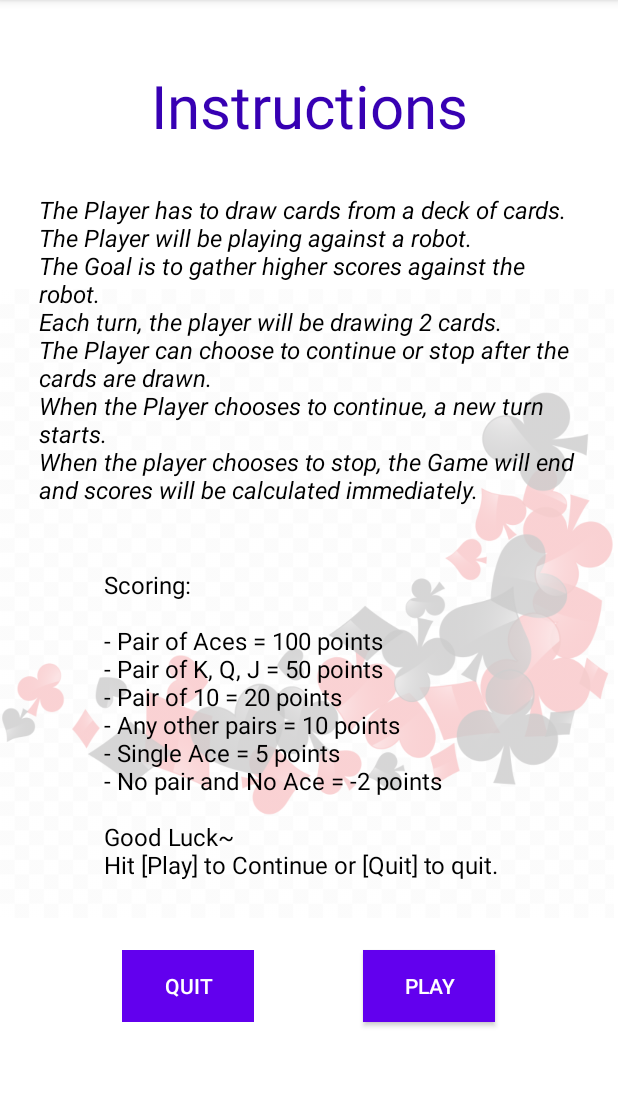
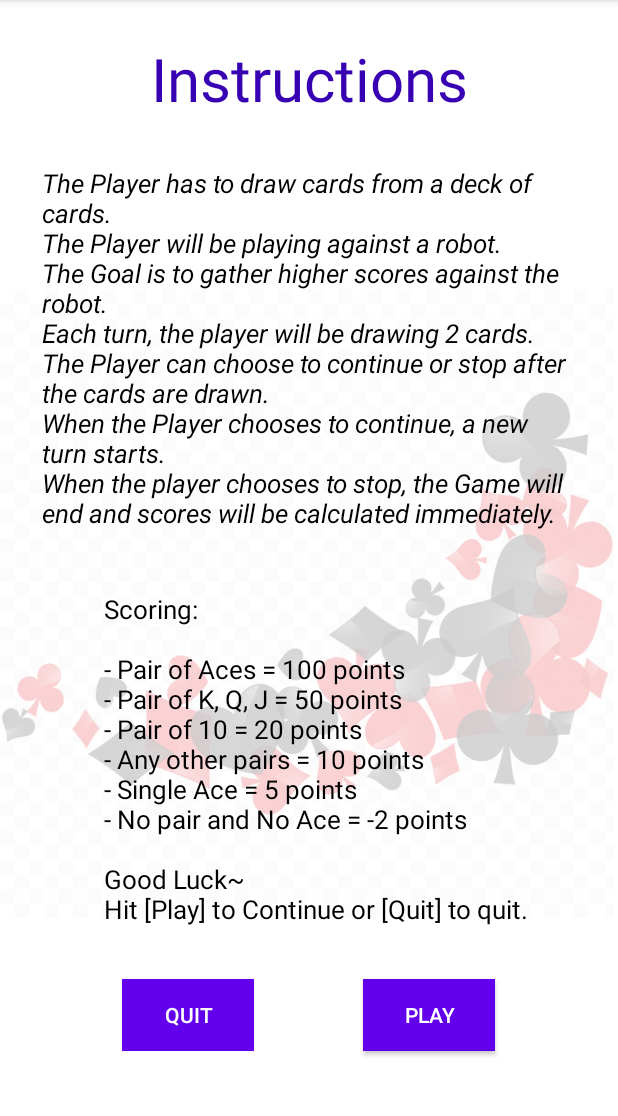
Before and after one commit to johnfung95/CardGame, an Android app: the screen it shows after launch (MainActivity), on a phone screen of 412 x 824 dp, the part 84-1200 px from its top. Run offline under Robolectric (Android 15) with nearby library versions, the phone set to English and light mode, and no system bars; libraries missing offline, so code that uses them is left out: nl.dionsegijn.konfetti.

```diff
--- a/app/src/main/res/layout/instructions.xml
+++ b/app/src/main/res/layout/instructions.xml
@@ -41,7 +41,7 @@
         android:paddingLeft="20dp"
         android:text="@string/instruction_scoring"
         android:textColor="@color/black"
-        android:textSize="16dp"
+        android:textSize="17dp"
         app:layout_constraintBottom_toBottomOf="parent"
         app:layout_constraintEnd_toEndOf="parent"
         app:layout_constraintHorizontal_bias="0.494"
@@ -51,22 +51,22 @@
 
     <TextView
         android:id="@+id/instruction_content"
-        android:layout_width="377dp"
-        android:layout_height="233dp"
+        android:layout_width="373dp"
+        android:layout_height="282dp"
         android:layout_marginTop="32dp"
         android:fontFamily="sans-serif"
         android:gravity="center_vertical"
         android:padding="10dp"
         android:text="@string/instruction_body"
         android:textColor="@color/black"
-        android:textSize="16dp"
+        android:textSize="17dp"
         android:textStyle="italic"
         app:layout_constraintBottom_toBottomOf="parent"
         app:layout_constraintEnd_toEndOf="parent"
-        app:layout_constraintHorizontal_bias="0.461"
+        app:layout_constraintHorizontal_bias="0.47"
         app:layout_constraintStart_toStartOf="parent"
         app:layout_constraintTop_toTopOf="parent"
-        app:layout_constraintVertical_bias="0.168" />
+        app:layout_constraintVertical_bias="0.13" />
 
     <Button
         android:id="@+id/quit_button"
```
Also changed, not shown: app/src/main/java/com/example/cardgame/MainActivity.kt (+7 -3 lines), 2 other files.
